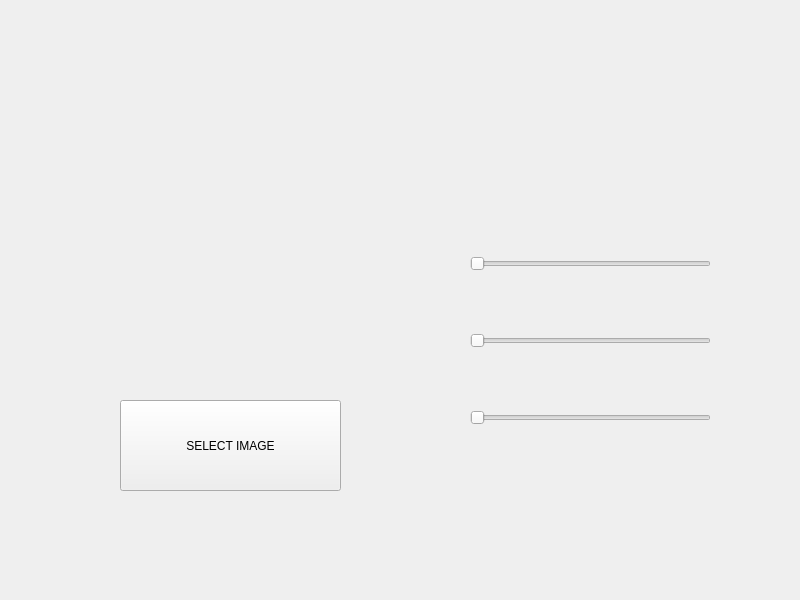
Above: project/form.ui from HakanYadigar/Medical_Image_Processing_App before the change. Below: the same form after it.
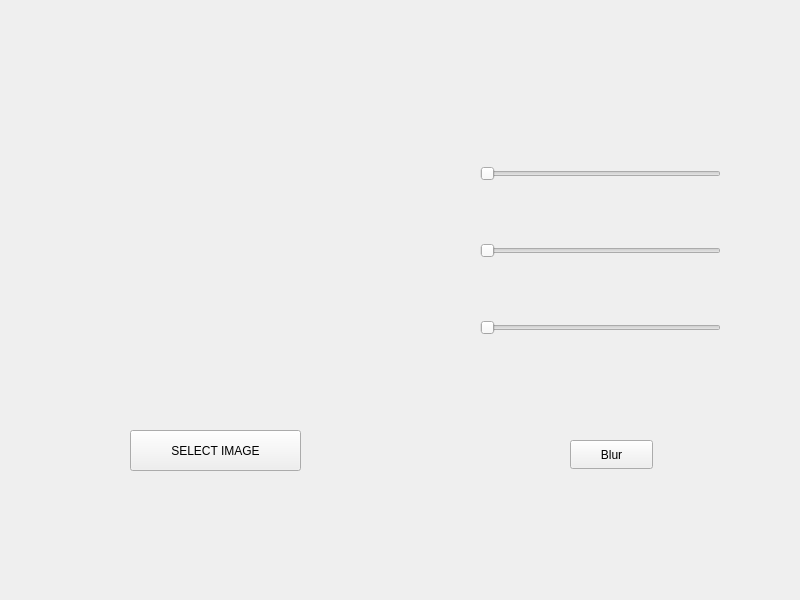
That is the form after the change.

What changed in the file:
```diff
--- a/project/form.ui
+++ b/project/form.ui
@@ -16,21 +16,21 @@
   <widget class="QPushButton" name="pushButton">
    <property name="geometry">
     <rect>
-     <x>120</x>
-     <y>400</y>
-     <width>221</width>
-     <height>91</height>
+     <x>130</x>
+     <y>430</y>
+     <width>171</width>
+     <height>41</height>
     </rect>
    </property>
    <property name="text">
     <string>SELECT IMAGE</string>
    </property>
   </widget>
-  <widget class="QWidget" name="">
+  <widget class="QWidget" name="layoutWidget">
    <property name="geometry">
     <rect>
-     <x>470</x>
-     <y>200</y>
+     <x>480</x>
+     <y>110</y>
      <width>241</width>
      <height>281</height>
     </rect>
@@ -59,6 +59,29 @@
     </item>
    </layout>
   </widget>
+  <widget class="QWidget" name="widget_2" native="true">
+   <property name="geometry">
+    <rect>
+     <x>30</x>
+     <y>80</y>
+     <width>391</width>
+     <height>331</height>
+    </rect>
+   </property>
+  </widget>
+  <widget class="QPushButton" name="pushButton_2">
+   <property name="geometry">
+    <rect>
+     <x>570</x>
+     <y>440</y>
+     <width>83</width>
+     <height>29</height>
+    </rect>
+   </property>
+   <property name="text">
+    <string>Blur</string>
+   </property>
+  </widget>
  </widget>
  <resources/>
  <connections/>
```
